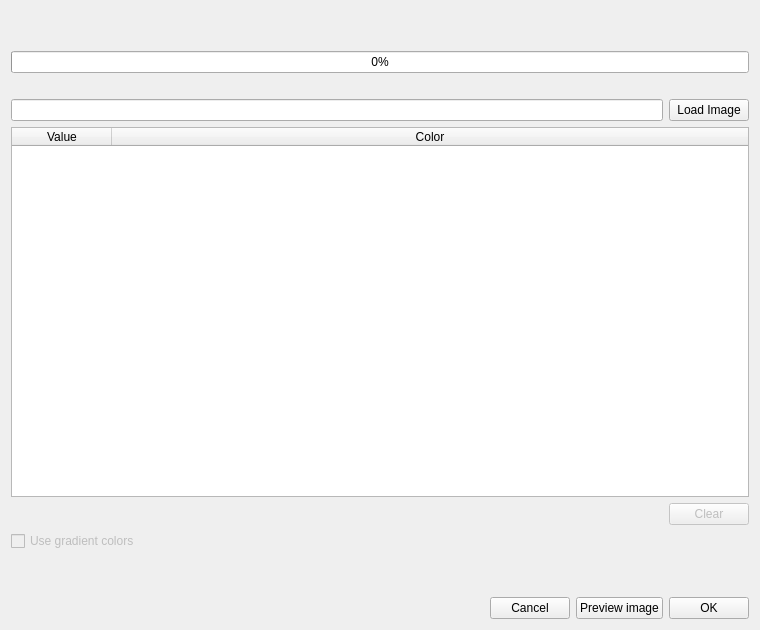
Old version of the form configurergbform.ui in the repository vikipedia48/Lara.
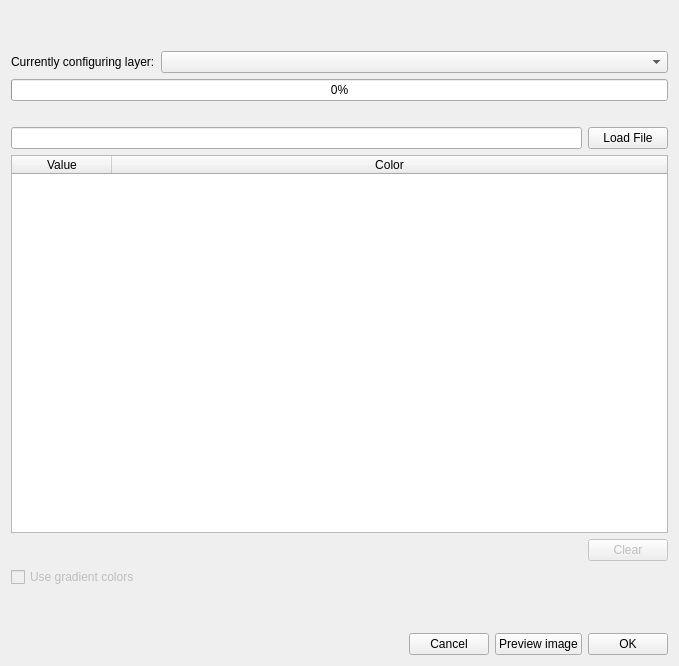
New version of the form.

Diff of the .ui file:
```diff
--- a/configurergbform.ui
+++ b/configurergbform.ui
@@ -6,8 +6,8 @@
    <rect>
     <x>0</x>
     <y>0</y>
-    <width>760</width>
-    <height>630</height>
+    <width>679</width>
+    <height>666</height>
    </rect>
   </property>
   <property name="windowTitle">
@@ -16,81 +16,6 @@
   <layout class="QHBoxLayout" name="horizontalLayout_3">
    <item>
     <layout class="QGridLayout" name="gridLayout">
-     <item row="6" column="0">
-      <widget class="QTableWidget" name="tableWidget">
-       <property name="sizePolicy">
-        <sizepolicy hsizetype="MinimumExpanding" vsizetype="Expanding">
-         <horstretch>0</horstretch>
-         <verstretch>0</verstretch>
-        </sizepolicy>
-       </property>
-       <property name="layoutDirection">
-        <enum>Qt::LeftToRight</enum>
-       </property>
-       <attribute name="horizontalHeaderCascadingSectionResizes">
-        <bool>false</bool>
-       </attribute>
-       <attribute name="horizontalHeaderMinimumSectionSize">
-        <number>100</number>
-       </attribute>
-       <attribute name="horizontalHeaderHighlightSections">
-        <bool>true</bool>
-       </attribute>
-       <attribute name="horizontalHeaderStretchLastSection">
-        <bool>true</bool>
-       </attribute>
-       <attribute name="verticalHeaderCascadingSectionResizes">
-        <bool>false</bool>
-       </attribute>
-       <column>
-        <property name="text">
-         <string>Value</string>
-        </property>
-       </column>
-       <column>
-        <property name="text">
-         <string>Color</string>
-        </property>
-       </column>
-      </widget>
-     </item>
-     <item row="4" column="0">
-      <layout class="QHBoxLayout" name="horizontalLayout">
-       <item>
-        <widget class="QLineEdit" name="lineEdit"/>
-       </item>
-       <item>
-        <widget class="QPushButton" name="pushButton_2">
-         <property name="text">
-          <string>Load Image</string>
-         </property>
-        </widget>
-       </item>
-      </layout>
-     </item>
-     <item row="2" column="0">
-      <widget class="QProgressBar" name="progressBar">
-       <property name="value">
-        <number>0</number>
-       </property>
-      </widget>
-     </item>
-     <item row="11" column="0">
-      <spacer name="verticalSpacer">
-       <property name="orientation">
-        <enum>Qt::Vertical</enum>
-       </property>
-       <property name="sizeType">
-        <enum>QSizePolicy::Maximum</enum>
-       </property>
-       <property name="sizeHint" stdset="0">
-        <size>
-         <width>20</width>
-         <height>40</height>
-        </size>
-       </property>
-      </spacer>
-     </item>
      <item row="0" column="0">
       <widget class="QLabel" name="label_title">
        <property name="text">
@@ -104,7 +29,7 @@
        </property>
       </widget>
      </item>
-     <item row="9" column="0">
+     <item row="11" column="0">
       <widget class="QCheckBox" name="checkBox_gradient">
        <property name="enabled">
         <bool>false</bool>
@@ -114,30 +39,7 @@
        </property>
       </widget>
      </item>
-     <item row="1" column="0">
-      <widget class="QLabel" name="label_desc">
-       <property name="text">
-        <string/>
-       </property>
-      </widget>
-     </item>
-     <item row="7" column="0" alignment="Qt::AlignRight">
-      <widget class="QPushButton" name="pushButton_clear">
-       <property name="enabled">
-        <bool>false</bool>
-       </property>
-       <property name="sizePolicy">
-        <sizepolicy hsizetype="Maximum" vsizetype="Fixed">
-         <horstretch>0</horstretch>
-         <verstretch>0</verstretch>
-        </sizepolicy>
-       </property>
-       <property name="text">
-        <string>Clear</string>
-       </property>
-      </widget>
-     </item>
-     <item row="13" column="0">
+     <item row="15" column="0">
       <layout class="QHBoxLayout" name="horizontalLayout_2">
        <item>
         <spacer name="horizontalSpacer">
@@ -175,7 +77,67 @@
        </item>
       </layout>
      </item>
-     <item row="3" column="0">
+     <item row="13" column="0">
+      <spacer name="verticalSpacer">
+       <property name="orientation">
+        <enum>Qt::Vertical</enum>
+       </property>
+       <property name="sizeType">
+        <enum>QSizePolicy::Maximum</enum>
+       </property>
+       <property name="sizeHint" stdset="0">
+        <size>
+         <width>20</width>
+         <height>40</height>
+        </size>
+       </property>
+      </spacer>
+     </item>
+     <item row="9" column="0" alignment="Qt::AlignRight">
+      <widget class="QPushButton" name="pushButton_clear">
+       <property name="enabled">
+        <bool>false</bool>
+       </property>
+       <property name="sizePolicy">
+        <sizepolicy hsizetype="Maximum" vsizetype="Fixed">
+         <horstretch>0</horstretch>
+         <verstretch>0</verstretch>
+        </sizepolicy>
+       </property>
+       <property name="text">
+        <string>Clear</string>
+       </property>
+      </widget>
+     </item>
+     <item row="4" column="0">
+      <widget class="QProgressBar" name="progressBar">
+       <property name="value">
+        <number>0</number>
+       </property>
+      </widget>
+     </item>
+     <item row="6" column="0">
+      <layout class="QHBoxLayout" name="horizontalLayout">
+       <item>
+        <widget class="QLineEdit" name="lineEdit"/>
+       </item>
+       <item>
+        <widget class="QPushButton" name="pushButton_2">
+         <property name="text">
+          <string>Load File</string>
+         </property>
+        </widget>
+       </item>
+      </layout>
+     </item>
+     <item row="1" column="0">
+      <widget class="QLabel" name="label_desc">
+       <property name="text">
+        <string/>
+       </property>
+      </widget>
+     </item>
+     <item row="5" column="0">
       <widget class="QLabel" name="label_progress">
        <property name="sizePolicy">
         <sizepolicy hsizetype="Preferred" vsizetype="Fixed">
@@ -191,6 +153,64 @@
        </property>
       </widget>
      </item>
+     <item row="8" column="0">
+      <widget class="QTableWidget" name="tableWidget">
+       <property name="sizePolicy">
+        <sizepolicy hsizetype="MinimumExpanding" vsizetype="Expanding">
+         <horstretch>0</horstretch>
+         <verstretch>0</verstretch>
+        </sizepolicy>
+       </property>
+       <property name="layoutDirection">
+        <enum>Qt::LeftToRight</enum>
+       </property>
+       <attribute name="horizontalHeaderCascadingSectionResizes">
+        <bool>false</bool>
+       </attribute>
+       <attribute name="horizontalHeaderMinimumSectionSize">
+        <number>100</number>
+       </attribute>
+       <attribute name="horizontalHeaderHighlightSections">
+        <bool>true</bool>
+       </attribute>
+       <attribute name="horizontalHeaderStretchLastSection">
+        <bool>true</bool>
+       </attribute>
+       <attribute name="verticalHeaderCascadingSectionResizes">
+        <bool>false</bool>
+       </attribute>
+       <column>
+        <property name="text">
+         <string>Value</string>
+        </property>
+       </column>
+       <column>
+        <property name="text">
+         <string>Color</string>
+        </property>
+       </column>
+      </widget>
+     </item>
+     <item row="3" column="0">
+      <layout class="QHBoxLayout" name="horizontalLayout_4">
+       <item>
+        <widget class="QLabel" name="label_gpkgLayer">
+         <property name="sizePolicy">
+          <sizepolicy hsizetype="Maximum" vsizetype="Preferred">
+           <horstretch>0</horstretch>
+           <verstretch>0</verstretch>
+          </sizepolicy>
+         </property>
+         <property name="text">
+          <string>Currently configuring layer:</string>
+         </property>
+        </widget>
+       </item>
+       <item>
+        <widget class="QComboBox" name="comboBox_gpkgLayer"/>
+       </item>
+      </layout>
+     </item>
     </layout>
    </item>
   </layout>
```
